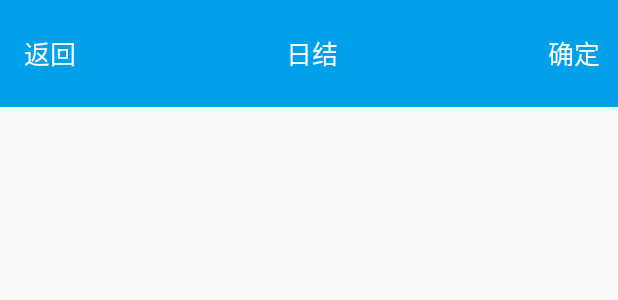
After one commit to MoeRookie/LiQunALiFacePay, an Android app: the layout layout_title.xml on its own in the app's theme, with its tools: preview values and no code run, on a phone screen of 412 x 824 dp. The commit adds this screen. Shown: the top 300 px of the screen. Run offline under Robolectric (Android 15) with nearby library versions, the phone set to English and light mode, and no system bars.

Commit message:
重构设置界面布局

```diff
--- /dev/null
+++ b/app/src/main/res/layout/layout_title.xml
@@ -0,0 +1,34 @@
+<?xml version="1.0" encoding="utf-8"?>
+<android.support.v7.widget.Toolbar xmlns:android="http://schemas.android.com/apk/res/android"
+    android:layout_width="match_parent"
+    android:layout_height="71dp"
+    android:background="@color/bg_title_bar">
+    <LinearLayout
+        android:layout_marginRight="12dp"
+        android:layout_width="match_parent"
+        android:layout_height="wrap_content"
+        android:orientation="horizontal">
+        <TextView
+            android:id="@+id/tv_back"
+            android:layout_width="wrap_content"
+            android:layout_height="wrap_content"
+            android:text="返回"
+            android:textSize="17sp"
+            android:textColor="@color/white"/>
+        <TextView
+            android:layout_width="0dp"
+            android:layout_weight="1"
+            android:layout_height="wrap_content"
+            android:gravity="center_horizontal"
+            android:text="@string/title_day_end"
+            android:textSize="17sp"
+            android:textColor="@color/white"/>
+        <TextView
+            android:id="@+id/tv_sure"
+            android:layout_width="wrap_content"
+            android:layout_height="wrap_content"
+            android:text="@string/sure"
+            android:textSize="17sp"
+            android:textColor="@color/white"/>
+    </LinearLayout>
+</android.support.v7.widget.Toolbar>
```
Also changed, not shown: app/src/main/res/layout/activity_day_end.xml (+1 -33 lines), app/src/main/res/layout/activity_setting.xml (+1 -33 lines).
